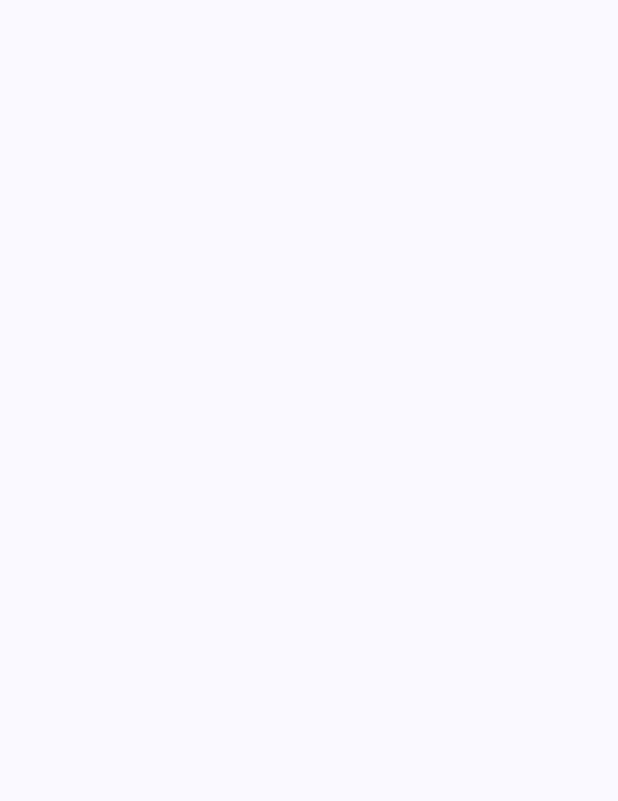
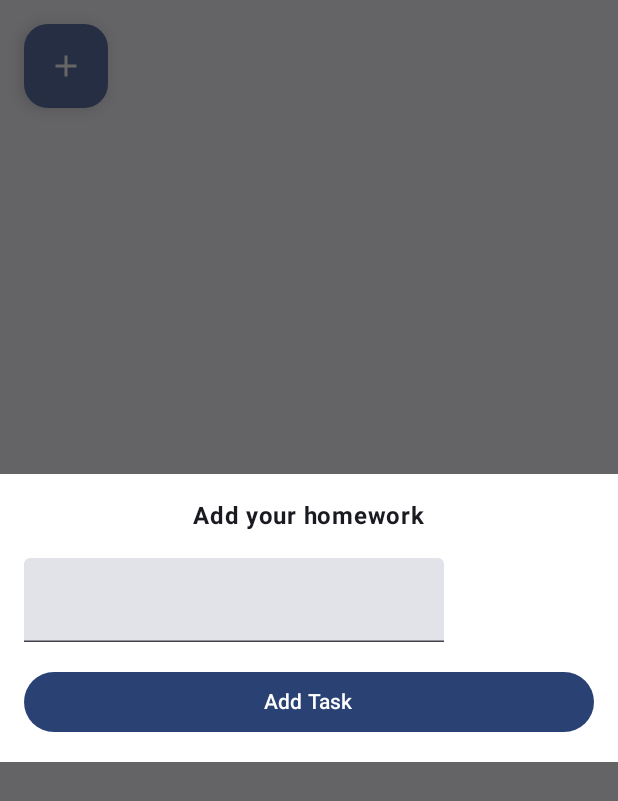
Before and after one commit to KiritoMoreno/ToDoAppJetPackCompose, an Android app built with Jetpack Compose: the screen it shows after launch (MainActivity), on a phone screen of 412 x 824 dp. Before the commit the part shown is empty. Shown: the top 801 px of the screen. Run offline under Robolectric (Android 15) with nearby library versions, the phone set to English and light mode, and no system bars; our stand-ins replace Dagger/Hilt's generated code.

Commit message:
Add Dialog to the TasksScreen class.

```diff
--- a/app/build.gradle.kts
+++ b/app/build.gradle.kts
@@ -7,12 +7,12 @@ plugins {
 
 android {
     namespace = "com.example.todoapp"
-    compileSdk = 33
+    compileSdk = 34
 
     defaultConfig {
         applicationId = "com.example.todoapp"
         minSdk = 24
-        targetSdk = 33
+        targetSdk = 34
         versionCode = 1
         versionName = "1.0"
 
@@ -32,11 +32,11 @@ android {
         }
     }
     compileOptions {
-        sourceCompatibility = JavaVersion.VERSION_1_8
-        targetCompatibility = JavaVersion.VERSION_1_8
+        sourceCompatibility = JavaVersion.VERSION_17
+        targetCompatibility = JavaVersion.VERSION_17
     }
     kotlinOptions {
-        jvmTarget = "1.8"
+        jvmTarget = "17"
     }
     buildFeatures {
         compose = true
--- a/app/src/main/java/com/example/todoapp/MainActivity.kt
+++ b/app/src/main/java/com/example/todoapp/MainActivity.kt
@@ -27,6 +27,7 @@ class MainActivity : ComponentActivity() {
                     color = MaterialTheme.colorScheme.background
                 ) {
                     TasksScreen(tasksViewModel)
+
                 }
             }
         }
--- a/app/src/main/java/com/example/todoapp/addtasks/ui/TasksScreen.kt
+++ b/app/src/main/java/com/example/todoapp/addtasks/ui/TasksScreen.kt
@@ -1,8 +1,83 @@
 package com.example.todoapp.addtasks.ui
 
+import androidx.compose.foundation.background
+import androidx.compose.foundation.layout.Box
+import androidx.compose.foundation.layout.Column
+import androidx.compose.foundation.layout.Spacer
+import androidx.compose.foundation.layout.fillMaxSize
+import androidx.compose.foundation.layout.fillMaxWidth
+import androidx.compose.foundation.layout.padding
+import androidx.compose.foundation.layout.size
+import androidx.compose.material.icons.Icons
+import androidx.compose.material.icons.filled.Add
+import androidx.compose.material3.Button
+import androidx.compose.material3.ExperimentalMaterial3Api
+import androidx.compose.material3.FloatingActionButton
+import androidx.compose.material3.Icon
+import androidx.compose.material3.Text
+import androidx.compose.material3.TextField
 import androidx.compose.runtime.Composable
+import androidx.compose.runtime.getValue
+import androidx.compose.runtime.mutableStateOf
+import androidx.compose.runtime.remember
+import androidx.compose.runtime.setValue
+import androidx.compose.ui.Alignment
+import androidx.compose.ui.Modifier
+import androidx.compose.ui.graphics.Color
+import androidx.compose.ui.text.font.FontWeight
+import androidx.compose.ui.unit.dp
+import androidx.compose.ui.unit.sp
+import androidx.compose.ui.window.Dialog
+
 
 @Composable
-fun TasksScreen(tasksViewModel: TasksViewModel){
+fun TasksScreen(tasksViewModel: TasksViewModel) {
+    Box(modifier = Modifier.fillMaxSize()) {
+        AddTasksDialog(true, onDismiss = {}, onTaskAdded={})
+        FabDialog(Modifier.align(Alignment.BottomEnd))
 
+    }
 }
+
+@Composable
+fun FabDialog(modifier: Modifier) {
+    FloatingActionButton(onClick = { //Show Dialog
+    }, modifier = Modifier.padding(16.dp)) {
+        Icon(Icons.Filled.Add, contentDescription = "")
+    }
+}
+
+@OptIn(ExperimentalMaterial3Api::class)
+@Composable
+fun AddTasksDialog(show: Boolean, onDismiss: () -> Unit, onTaskAdded:(String) -> Unit) {
+    var myTask by remember { mutableStateOf("") }
+
+    if (show) {
+        Dialog(onDismissRequest = { onDismiss() }) {
+            Column(
+                Modifier
+                    .fillMaxWidth()
+                    .background(Color.White)
+                    .padding(16.dp)
+            ) {
+                Text(
+                    text = "Add your homework",
+                    fontSize = 16.sp,
+                    modifier = Modifier.align(Alignment.CenterHorizontally),
+                    fontWeight = FontWeight.Bold
+                )
+                Spacer(modifier = Modifier.size(16.dp))
+                TextField(
+                    value = myTask,
+                    onValueChange = { myTask = it },
+                    singleLine = true,
+                    maxLines = 1
+                )
+                Spacer(modifier = Modifier.size(16.dp))
+                Button(onClick = { onTaskAdded(myTask) }, modifier = Modifier.fillMaxWidth()) {
+                    Text(text = "Add Task")
+                }
+            }
+        }
+    }
+}
```
